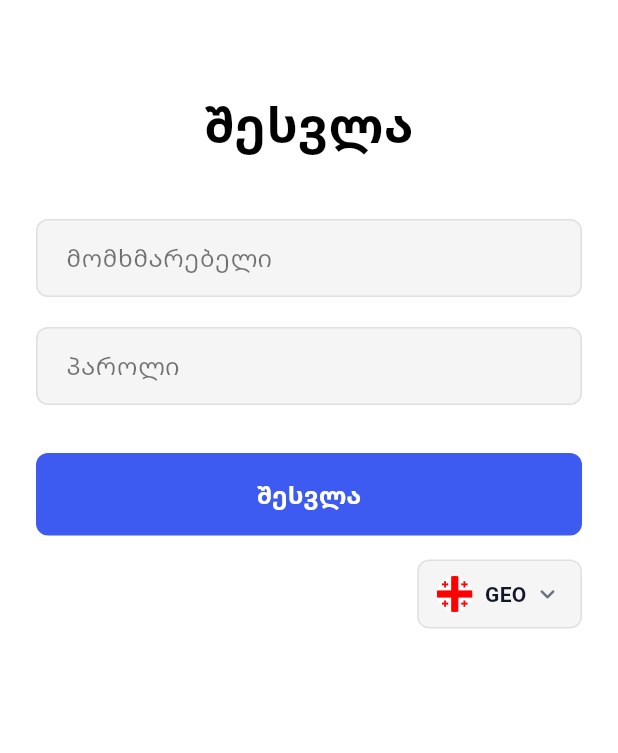
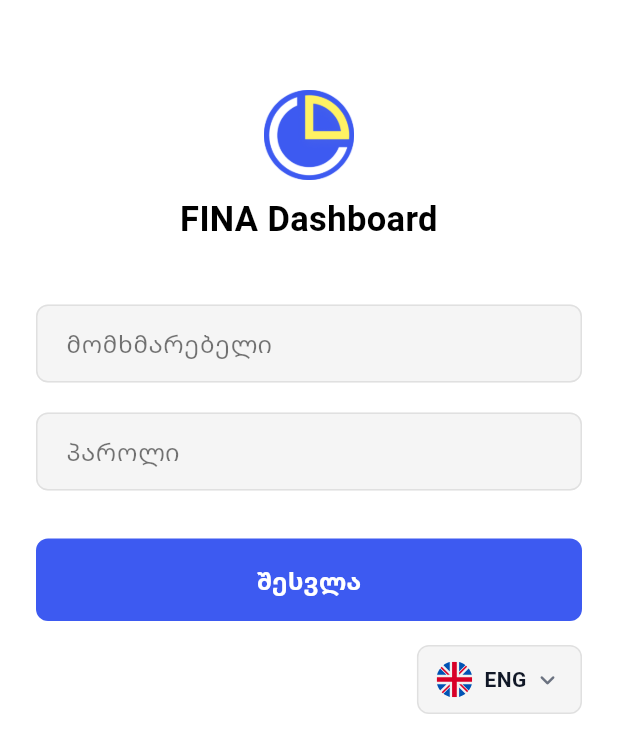
Before and after one commit to whosNikoloz/mobile_reporting_new, a Flutter app: the screen it shows after launch, on a phone screen of 412 x 824 dp. Shown: the top 753 px of the screen. Run offline on Flutter 3.47's test engine with Material 3 defaults, Android fonts, the phone set to English and light mode, and no system bars; our stand-ins replace fl_chart, flutter_svg, get_it, hive, hive_flutter, jiffy and 1 more; missing offline and left inert: encrypt, month_year_picker, ndialog; accounts and stored records are empty.

Commit message:
feat: Implement initial project structure, sign-in and store transfer detail screens, and add dashboard logo asset.

```diff
--- a/lib/screens/sign_in_screen.dart
+++ b/lib/screens/sign_in_screen.dart
@@ -27,7 +27,7 @@
   final _passwordController = TextEditingController();
 
   bool logInClicked = false;
-  String _selectedLanguage = 'ka';
+  String _selectedLanguage = 'en';
 
   @override
   void initState() {
@@ -148,15 +148,33 @@
               const SizedBox(height: 60),
 
               // Title
+              // Text(
+              //   l10n.logIn,
+              //   style: const TextStyle(
+              //     fontSize: 32,
+              //     fontWeight: FontWeight.w600,
+              //     color: Colors.black,
+              //   ),
+              //   textAlign: TextAlign.center,
+              // ),
+
+              Image.asset(
+                'assets/logoDashboard-modified.png',
+                height: 60,
+                width: 60,
+              ),
+              const SizedBox(height: 10),
+
               Text(
-                l10n.logIn,
+                'FINA Dashboard',
                 style: const TextStyle(
-                  fontSize: 32,
+                  fontSize: 23,
                   fontWeight: FontWeight.w600,
                   color: Colors.black,
                 ),
                 textAlign: TextAlign.center,
               ),
+
 
               const SizedBox(height: 40),
 
```
Also changed, not shown: lib/screens/store_transfer_details_screen.dart (+12 -9 lines), assets/logoDashboard-modified.png (added), 3 other files.
